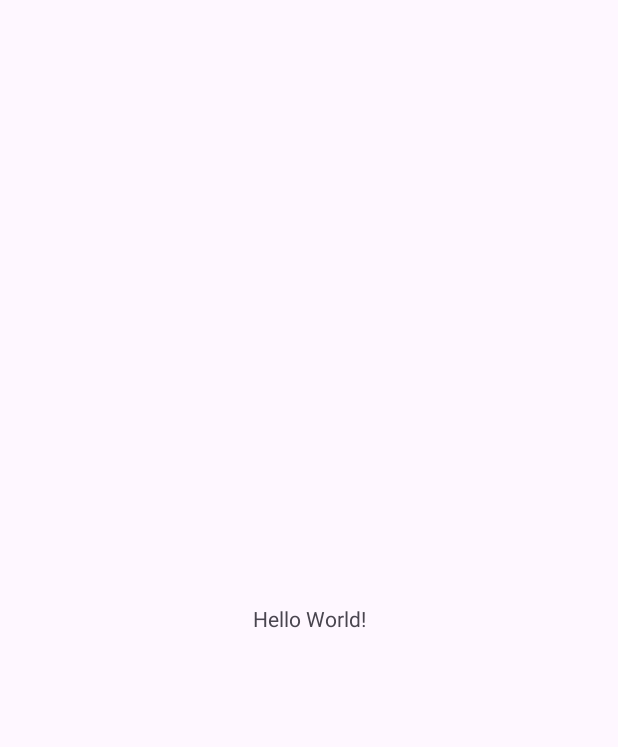
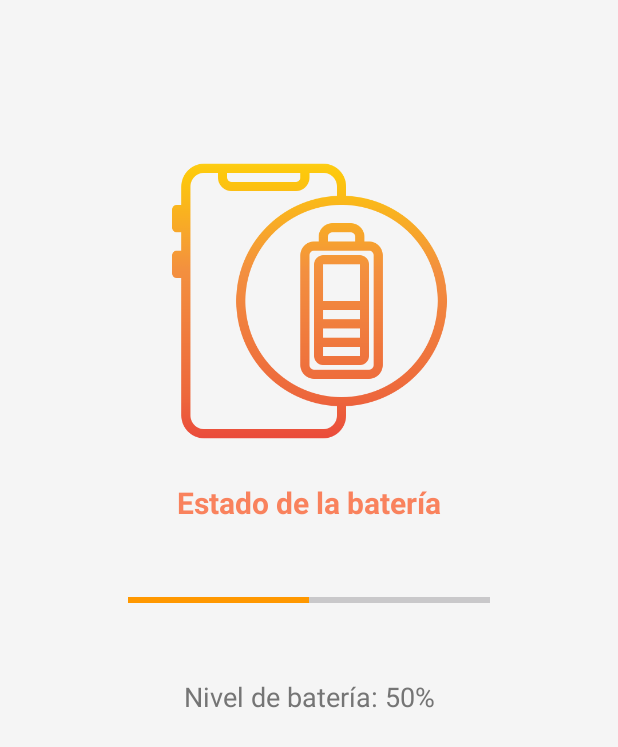
Before and after one commit to AnthonyMTH/Introduccion_Nuevas_Plataformas_Lab3, an Android app: the screen it shows after launch (MainActivity), on a phone screen of 412 x 824 dp. Before the commit the part shown is almost empty. Shown: the top 747 px of the screen. Run offline under Robolectric (Android 15) with nearby library versions, the phone set to English and light mode, and no system bars.

```diff
--- a/ejercicios-propuestos/BateryPendingIntentApp/app/src/main/AndroidManifest.xml
+++ b/ejercicios-propuestos/BateryPendingIntentApp/app/src/main/AndroidManifest.xml
@@ -2,6 +2,7 @@
 <manifest xmlns:android="http://schemas.android.com/apk/res/android"
     xmlns:tools="http://schemas.android.com/tools">
 
+    <uses-permission android:name="android.permission.POST_NOTIFICATIONS" />
     <application
         android:allowBackup="true"
         android:dataExtractionRules="@xml/data_extraction_rules"
@@ -21,6 +22,9 @@
                 <category android:name="android.intent.category.LAUNCHER" />
             </intent-filter>
         </activity>
+
+        <receiver android:name=".NotificationReceiver" />
     </application>
 
+
 </manifest>
--- a/ejercicios-propuestos/BateryPendingIntentApp/app/src/main/java/com/example/baterypendingintentapp/MainActivity.java
+++ b/ejercicios-propuestos/BateryPendingIntentApp/app/src/main/java/com/example/baterypendingintentapp/MainActivity.java
@@ -1,24 +1,52 @@
 package com.example.baterypendingintentapp;
 
+
+import android.content.Context;
+import android.content.Intent;
+import android.content.IntentFilter;
+import android.os.Build;
 import android.os.Bundle;
+import android.util.Log;
+import android.widget.ProgressBar;
+import android.widget.TextView;
 
-import androidx.activity.EdgeToEdge;
 import androidx.appcompat.app.AppCompatActivity;
-import androidx.core.graphics.Insets;
-import androidx.core.view.ViewCompat;
-import androidx.core.view.WindowInsetsCompat;
+
 
 public class MainActivity extends AppCompatActivity {
+
+    private BatteryReceiver batteryReceiver;
+    private static final String TAG = "MainActivity";
 
     @Override
     protected void onCreate(Bundle savedInstanceState) {
         super.onCreate(savedInstanceState);
-        EdgeToEdge.enable(this);
         setContentView(R.layout.activity_main);
-        ViewCompat.setOnApplyWindowInsetsListener(findViewById(R.id.main), (v, insets) -> {
-            Insets systemBars = insets.getInsets(WindowInsetsCompat.Type.systemBars());
-            v.setPadding(systemBars.left, systemBars.top, systemBars.right, systemBars.bottom);
-            return insets;
-        });
+
+        TextView textBatteryStatus = findViewById(R.id.textBatteryStatus);
+        TextView textBatteryLevel = findViewById(R.id.textBatteryLevel);
+        ProgressBar batteryProgressBar = findViewById(R.id.batteryProgressBar);
+
+        batteryReceiver = new BatteryReceiver(textBatteryStatus, textBatteryLevel, batteryProgressBar);
+    }
+
+    @Override
+    protected void onResume(){
+        super.onResume();
+        IntentFilter filter = new IntentFilter(Intent.ACTION_BATTERY_CHANGED);
+        if (Build.VERSION.SDK_INT >= Build.VERSION_CODES.O) {
+            registerReceiver(batteryReceiver, filter, Context.RECEIVER_EXPORTED);
+        }else{
+            registerReceiver(batteryReceiver, filter);
+        }
+        Log.d(TAG, "BroadcastReceiver registrado con PendingIntent satisfactoriamente.");
+
+    }
+
+    @Override
+    protected void onPause(){
+        super.onPause();
+        unregisterReceiver(batteryReceiver);
+        Log.d(TAG, "onPause: BroadcastReceiver desregistrado satisfactoriamente");
     }
 }
--- a/ejercicios-propuestos/BateryPendingIntentApp/app/src/main/res/layout/activity_main.xml
+++ b/ejercicios-propuestos/BateryPendingIntentApp/app/src/main/res/layout/activity_main.xml
@@ -5,15 +5,62 @@
     android:id="@+id/main"
     android:layout_width="match_parent"
     android:layout_height="match_parent"
+    android:background="@color/background_color"
     tools:context=".MainActivity">
 
-    <TextView
-        android:layout_width="wrap_content"
-        android:layout_height="wrap_content"
-        android:text="Hello World!"
-        app:layout_constraintBottom_toBottomOf="parent"
+    <!-- Ícono de batería -->
+    <ImageView
+        android:id="@+id/batteryIcon"
+        android:layout_width="195dp"
+        android:layout_height="201dp"
+        android:layout_marginTop="100dp"
+        android:src="@drawable/battery_status"
         app:layout_constraintEnd_toEndOf="parent"
         app:layout_constraintStart_toStartOf="parent"
         app:layout_constraintTop_toTopOf="parent" />
 
+    <!-- Texto del estado de la batería -->
+    <TextView
+        android:id="@+id/textBatteryStatus"
+        android:layout_width="wrap_content"
+        android:layout_height="wrap_content"
+        android:layout_marginTop="20dp"
+        android:text="Estado de la batería"
+        android:textColor="@color/text_primary"
+        android:textSize="20sp"
+        android:textStyle="bold"
+        app:layout_constraintEnd_toEndOf="parent"
+        app:layout_constraintStart_toStartOf="parent"
+        app:layout_constraintTop_toBottomOf="@+id/batteryIcon" />
+
+    <!-- Barra de progreso para mostrar el nivel de la batería -->
+    <ProgressBar
+        android:id="@+id/batteryProgressBar"
+        style="?android:attr/progressBarStyleHorizontal"
+        android:layout_width="241dp"
+        android:layout_height="63dp"
+        android:layout_marginTop="20dp"
+        android:backgroundTint="@color/progress_background"
+        android:max="100"
+        android:progress="50"
+        android:progressTint="@color/progress_bar"
+        app:layout_constraintEnd_toEndOf="parent"
+        app:layout_constraintStart_toStartOf="parent"
+        app:layout_constraintTop_toBottomOf="@id/textBatteryStatus"
+        app:layout_constraintWidth_default="spread" />
+
+    <!-- Texto para el porcentaje de la batería -->
+    <TextView
+        android:id="@+id/textBatteryLevel"
+        android:layout_width="wrap_content"
+        android:layout_height="wrap_content"
+        android:layout_marginTop="20dp"
+        android:text="Nivel de batería: 50%"
+        android:textColor="@color/text_secondary"
+        android:textSize="18sp"
+        app:layout_constraintEnd_toEndOf="parent"
+        app:layout_constraintStart_toStartOf="parent"
+        app:layout_constraintTop_toBottomOf="@id/batteryProgressBar" />
+
+
 </androidx.constraintlayout.widget.ConstraintLayout>
--- a/ejercicios-propuestos/BateryPendingIntentApp/app/src/main/res/values/colors.xml
+++ b/ejercicios-propuestos/BateryPendingIntentApp/app/src/main/res/values/colors.xml
@@ -2,4 +2,9 @@
 <resources>
     <color name="black">#FF000000</color>
     <color name="white">#FFFFFFFF</color>
+    <color name="background_color">#F5F5F5</color> <!-- Color de fondo -->
+    <color name="text_primary">#ABFA4912</color> <!-- Color del texto principal -->
+    <color name="text_secondary">#757575</color> <!-- Color del texto secundario -->
+    <color name="progress_bar">#FF9800</color> <!-- Color de la barra de progreso -->
+    <color name="progress_background">#797373</color> <!-- Color del fondo de la barra de progreso -->
 </resources>
```
Also changed, not shown: ejercicios-propuestos/BateryPendingIntentApp/app/src/main/java/com/example/baterypendingintentapp/BatteryReceiver.java (added, +106 -0 lines), ejercicios-propuestos/BateryPendingIntentApp/app/src/main/java/com/example/baterypendingintentapp/NotificationReceiver.java (added, +14 -0 lines), ejercicios-propuestos/BateryPendingIntentApp/app/src/main/res/drawable-nodpi/battery_status.png (added).
